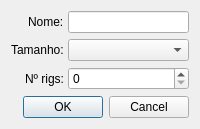
Above: ui/deposit_dialog.ui from pbgaspar/rhino-surface-mapper before the change. Below: the same form after it.
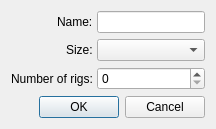
That is the form after the change.

Commit message: Internationalize deposit dialog

```diff
--- a/ui/deposit_dialog.ui
+++ b/ui/deposit_dialog.ui
@@ -14,7 +14,7 @@
    </property>
    <item row="0" column="0">
     <widget class="QLabel" name="nameLabel">
-     <property name="text"><string>Nome:</string></property>
+     <property name="text"><string>Name:</string></property>
     </widget>
    </item>
    <item row="0" column="1">
@@ -22,7 +22,7 @@
    </item>
    <item row="1" column="0">
     <widget class="QLabel" name="sizeLabel">
-     <property name="text"><string>Tamanho:</string></property>
+     <property name="text"><string>Size:</string></property>
     </widget>
    </item>
    <item row="1" column="1">
@@ -30,7 +30,7 @@
    </item>
    <item row="2" column="0">
     <widget class="QLabel" name="rigsLabel">
-     <property name="text"><string>Nº rigs:</string></property>
+     <property name="text"><string>Number of rigs:</string></property>
     </widget>
    </item>
    <item row="2" column="1">
```
Left out of the diff: 2 changed lines with no effect on the pictures. The commit also changes 4 other files.
